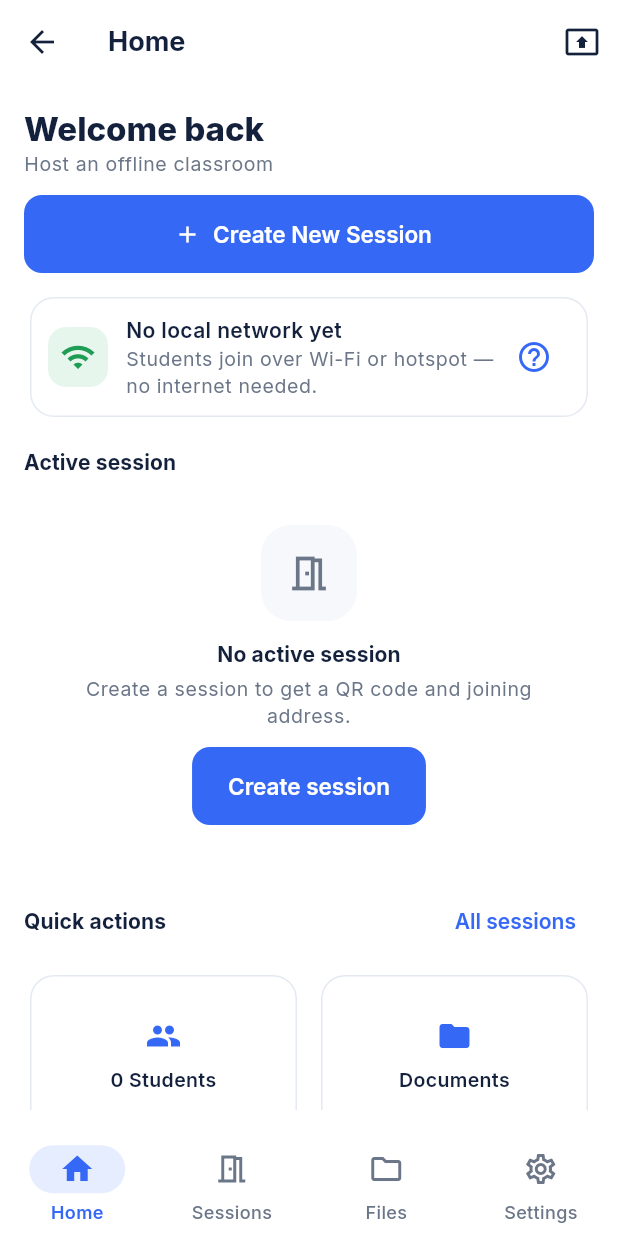
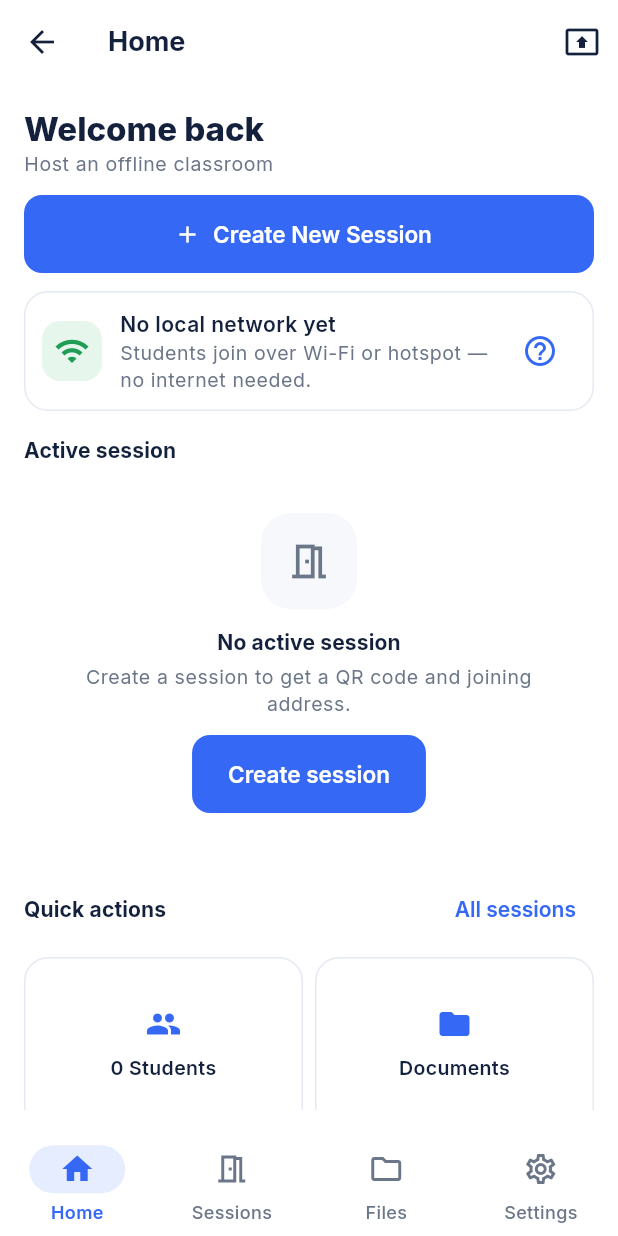
Before and after one commit to merjohnpagente/ClassCast, a Flutter app: the screen it shows after launch, after a tap on "Teacher", on a phone screen of 412 x 824 dp. Run offline on Flutter 3.47's test engine with Material 3 defaults, Android fonts, the phone set to English and light mode, and no system bars; our stand-ins replace file_picker, qr_flutter, shared_preferences, sqflite; missing offline and left inert: mobile_scanner, network_info_plus, syncfusion_flutter_pdfviewer; accounts and stored records are empty.

Commit message:
Design pass: motion, feedback and a calmer surface
- splash: the mark scales in, the wordmark follows, and the spinner becomes a
  determinate sweep that finishes exactly as the role screen appears (an
  endless spinner here keeps the CPU awake for nothing)
- status chips cross-fade their colour, icon and label, so toggling sync or
  sharing is visible rather than instantaneous
- tab switches dip and fade instead of snapping; the tab screens keep their
  state underneath
- cards: one border plus a hairline shadow token instead of the flat sticker
  look

Co-Authored-By: Claude Opus 4.8 (1M context) <noreply@anthropic.com>

```diff
--- a/lib/screens/splash_screen.dart
+++ b/lib/screens/splash_screen.dart
@@ -4,8 +4,12 @@ import 'package:flutter/material.dart';
 
 import '../theme/app_colors.dart';
 import '../widgets/app_logo.dart';
+import '../widgets/motion.dart';
 
-/// Splash: logo, name, tagline, short load, then auto-navigate.
+/// Splash: the logo settles in, then the app moves on.
+///
+/// Everything is finite — a looping animation here would keep the CPU awake
+/// during the one moment the app has nothing to do.
 class SplashScreen extends StatefulWidget {
   final VoidCallback onFinished;
 
@@ -50,35 +54,78 @@ class _SplashScreenState extends State<SplashScreen> {
             child: Column(
               mainAxisSize: MainAxisSize.min,
               children: [
-                const AppLogo(size: 88),
-                const SizedBox(height: 16),
-                Text('ClassCast',
+                // The mark grows out of nothing, then the wordmark follows it:
+                // one gesture, so the screen feels composed rather than stacked.
+                TweenAnimationBuilder<double>(
+                  tween: Tween<double>(begin: 0.86, end: 1),
+                  duration: Motion.page,
+                  curve: Curves.easeOutBack,
+                  builder: (context, value, child) => Transform.scale(
+                    scale: value,
+                    child: Opacity(opacity: value.clamp(0, 1), child: child),
+                  ),
+                  child: const AppLogo(size: 88),
+                ),
+                FadeIn(
+                  delay: Motion.stagger(2),
+                  child: Column(
+                    children: [
+                      const SizedBox(height: 18),
+                      Text(
+                        'ClassCast',
                         style: theme.textTheme.headlineSmall?.copyWith(
                           fontWeight: FontWeight.w800,
                           color: AppColors.ink,
-                    )),
-                Text('Offline',
-                    style: theme.textTheme.titleSmall?.copyWith(
-                      fontWeight: FontWeight.w500,
-                      color: AppColors.muted,
-                      letterSpacing: 4,
-                    )),
-                const SizedBox(height: 8),
-                Text('Share. Present. Learn.',
+                          letterSpacing: -0.5,
+                        ),
+                      ),
+                      const SizedBox(height: 2),
+                      Text(
+                        'OFFLINE',
+                        style: theme.textTheme.labelSmall?.copyWith(
+                          fontWeight: FontWeight.w700,
+                          color: AppColors.primary,
+                          letterSpacing: 3,
+                        ),
+                      ),
+                      const SizedBox(height: 10),
+                      Text(
+                        'Share. Present. Learn.',
                         style: theme.textTheme.bodyMedium?.copyWith(
                           color: AppColors.muted,
-                    )),
-                const SizedBox(height: 28),
-                const SizedBox(
-                  width: 28,
-                  height: 28,
-                  child: CircularProgressIndicator(strokeWidth: 3),
                         ),
-                const SizedBox(height: 16),
-                Text('v1.0.2 · works offline',
+                      ),
+                    ],
+                  ),
+                ),
+                const SizedBox(height: 30),
+                // A determinate-looking sweep instead of an endless spinner:
+                // it finishes exactly as the app hands over to the role screen.
+                SizedBox(
+                  width: 120,
+                  child: TweenAnimationBuilder<double>(
+                    tween: Tween<double>(begin: 0, end: 1),
+                    duration: const Duration(milliseconds: 1250),
+                    curve: Curves.easeInOutCubic,
+                    builder: (context, value, _) => ClipRRect(
+                      borderRadius: BorderRadius.circular(2),
+                      child: LinearProgressIndicator(
+                        value: value,
+                        minHeight: 3,
+                        backgroundColor: AppColors.primarySoft,
+                        valueColor:
+                            const AlwaysStoppedAnimation(AppColors.primary),
+                      ),
+                    ),
+                  ),
+                ),
+                const SizedBox(height: 14),
+                Text(
+                  'Works without internet',
                   style: theme.textTheme.bodySmall?.copyWith(
                     color: AppColors.muted,
-                    )),
+                  ),
+                ),
               ],
             ),
           ),
--- a/lib/screens/teacher/create_session_screen.dart
+++ b/lib/screens/teacher/create_session_screen.dart
@@ -8,6 +8,7 @@ import '../../services/network_service.dart';
 import '../../theme/app_colors.dart';
 import '../../utils/responsive.dart';
 import '../../utils/validators.dart';
+import '../../widgets/motion.dart';
 import '../../widgets/qr_card.dart';
 import '../../widgets/status_bits.dart';
 import 'presentation_screen.dart';
--- a/lib/theme/app_theme.dart
+++ b/lib/theme/app_theme.dart
@@ -65,15 +65,19 @@ class AppTheme {
           color: AppColors.ink,
         ),
       ),
-      cardTheme: const CardThemeData(
+      cardTheme: CardThemeData(
         color: AppColors.surface,
         elevation: 0,
+        margin: EdgeInsets.zero,
         shape: RoundedRectangleBorder(
           borderRadius:
               BorderRadius.all(Radius.circular(AppRadius.card)),
           side: BorderSide(color: AppColors.border, width: 1),
         ),
       ),
+      // A hairline plus a whisper of shadow: enough to lift a card off the
+      // page without the "sticker" look of a heavy border.
+      shadowColor: const Color(0x14000000),
       dividerTheme: const DividerThemeData(
         color: AppColors.border,
         thickness: 1,
--- a/lib/widgets/app_scaffold.dart
+++ b/lib/widgets/app_scaffold.dart
@@ -2,11 +2,12 @@ import 'package:flutter/material.dart';
 
 import '../theme/app_colors.dart';
 import '../utils/responsive.dart';
+import 'motion.dart';
 
 /// Responsive shell: bottom nav on phones, sidebar on desktop.
 /// [destinations] drives both. [panel] is an optional right-side panel
 /// (session info) on wide screens.
-class AppScaffold extends StatelessWidget {
+class AppScaffold extends StatefulWidget {
   final String title;
   final Widget body;
   final List<AppDestination> destinations;
@@ -38,17 +39,32 @@ class AppScaffold extends StatelessWidget {
     this.onBack,
   });
 
+  @override
+  State<AppScaffold> createState() => _AppScaffoldState();
+}
+
+class _AppScaffoldState extends State<AppScaffold> {
   Widget? _leading() {
-    if (onBack == null) return null;
+    if (widget.onBack == null) return null;
     return IconButton(
       icon: const Icon(Icons.arrow_back),
       tooltip: 'Back',
-      onPressed: onBack,
+      onPressed: widget.onBack,
     );
   }
 
   @override
   Widget build(BuildContext context) {
+    final title = widget.title;
+    final body = widget.body;
+    final destinations = widget.destinations;
+    final currentIndex = widget.currentIndex;
+    final onNavigate = widget.onNavigate;
+    final actions = widget.actions;
+    final floatingActionButton = widget.floatingActionButton;
+    final panel = widget.panel;
+    final showBack = widget.showBack;
+
     if (context.isDesktop) {
       return Scaffold(
         appBar: AppBar(
@@ -77,15 +93,14 @@ class AppScaffold extends StatelessWidget {
             Expanded(
               child: ContentWidth(
                 child: Padding(
-                  padding:
-                      EdgeInsets.all(context.pagePadding),
-                  child: body,
+                  padding: EdgeInsets.all(context.pagePadding),
+                  child: _withTabFade(body),
                 ),
               ),
             ),
             if (panel != null) ...[
               const VerticalDivider(width: 1),
-              SizedBox(width: 300, child: panel!),
+              SizedBox(width: 300, child: panel),
             ],
           ],
         ),
@@ -101,11 +116,9 @@ class AppScaffold extends StatelessWidget {
       ),
       body: Padding(
         padding: EdgeInsets.all(context.pagePadding),
-        // Centred on tablets and wide phones too: a form stretched across the
-        // whole width reads as "broken layout", not as "big screen".
         child: ContentWidth(
           maxWidth: 720,
-          child: body,
+          child: _withTabFade(body),
         ),
       ),
       bottomNavigationBar: NavigationBar(
@@ -121,6 +134,20 @@ class AppScaffold extends StatelessWidget {
         ],
       ),
       floatingActionButton: floatingActionButton,
+    );
+  }
+
+  /// A short dip on tab change. The tab screens keep their state underneath,
+  /// so this reads as a cross-fade rather than a rebuild.
+  Widget _withTabFade(Widget child) {
+    return TweenAnimationBuilder<double>(
+      key: ValueKey(widget.currentIndex),
+      tween: Tween<double>(begin: 0.72, end: 1),
+      duration: Motion.standard,
+      curve: Curves.easeOutCubic,
+      builder: (context, value, child) =>
+          Opacity(opacity: value, child: child),
+      child: child,
     );
   }
 }
--- a/lib/widgets/status_bits.dart
+++ b/lib/widgets/status_bits.dart
@@ -1,6 +1,7 @@
 import 'package:flutter/material.dart';
 
 import '../theme/app_colors.dart';
+import 'motion.dart';
 
 /// Small status pill: icon + short label. Used for connection,
 /// sharing, conversion, and presence states.
@@ -62,7 +63,12 @@ class StatusChip extends StatelessWidget {
 
   @override
   Widget build(BuildContext context) {
-    return Container(
+    // A chip that flips between live and paused should not snap: the colour
+    // and the label cross-fade, which is the only feedback the teacher gets
+    // when a control toggles.
+    return AnimatedContainer(
+      duration: Motion.standard,
+      curve: Curves.easeOut,
       padding: const EdgeInsets.symmetric(horizontal: 10, vertical: 6),
       decoration: BoxDecoration(
         color: background,
@@ -71,14 +77,25 @@ class StatusChip extends StatelessWidget {
       child: Row(
         mainAxisSize: MainAxisSize.min,
         children: [
-          Icon(icon, size: 14, color: color),
+          AnimatedSwitcher(
+            duration: Motion.standard,
+            child: Icon(icon, size: 14, color: color, key: ValueKey(icon)),
+          ),
           const SizedBox(width: 6),
-          Text(
-            label,
-            style: TextStyle(
-              fontSize: 12,
-              fontWeight: FontWeight.w600,
-              color: color,
+          AnimatedSwitcher(
+            duration: Motion.standard,
+            transitionBuilder: (child, animation) => FadeTransition(
+              opacity: animation,
+              child: child,
+            ),
+            child: Text(
+              label,
+              key: ValueKey(label),
+              style: TextStyle(
+                fontSize: 12,
+                fontWeight: FontWeight.w600,
+                color: color,
+              ),
             ),
           ),
         ],
```
Lines whose indentation alone changed are shown as unchanged.
